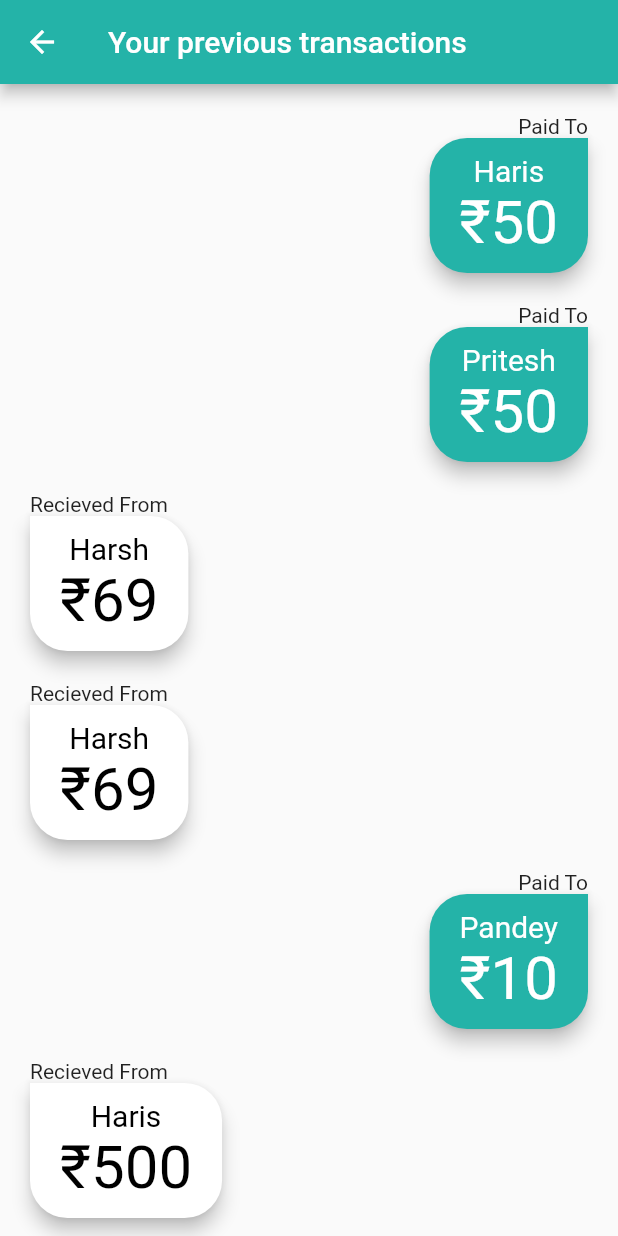
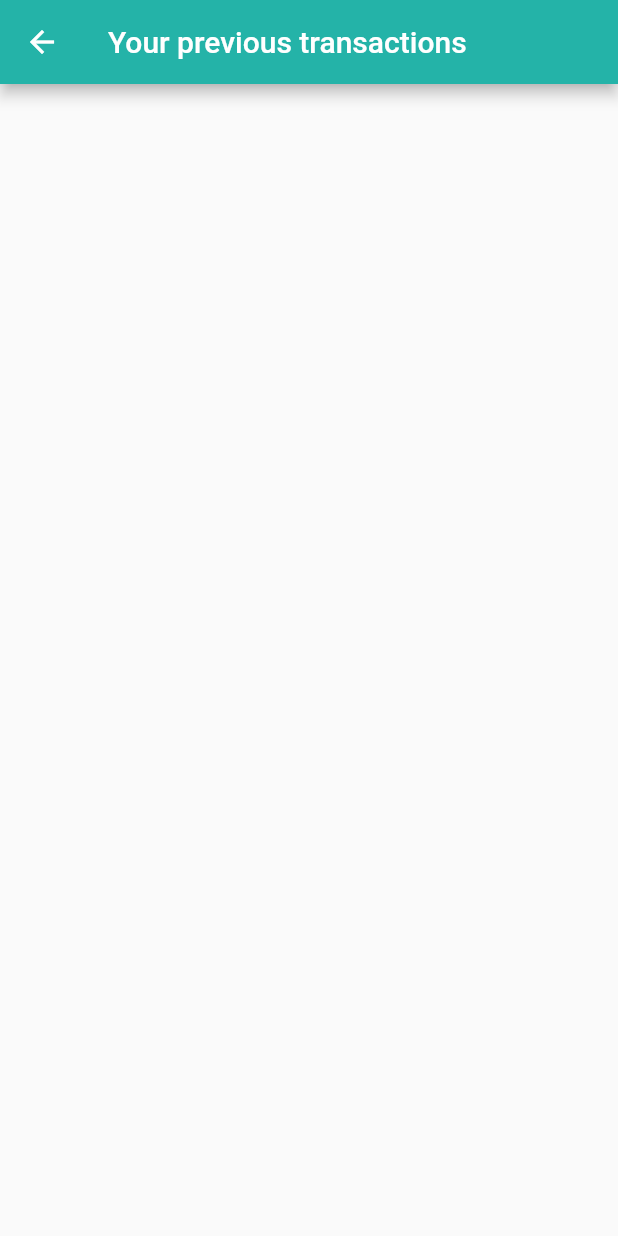
Before and after one commit to Haris90400/U-Pay, a Flutter app: the transctionHistory screen opened directly, on a phone screen of 412 x 824 dp. Run offline on Flutter 3.47's test engine with Material 2 defaults, Android fonts, the phone set to English and light mode, and no system bars; our stand-ins replace animated_text_kit, carousel_slider, cloud_firestore, firebase_auth, firebase_core, shared_preferences; accounts and stored records are empty.

Commit message:
updated check_balance.dart

```diff
--- a/lib/screens/transaction_history.dart
+++ b/lib/screens/transaction_history.dart
@@ -12,17 +12,7 @@ class transctionHistory extends StatelessWidget {
         ),
         body: ListView(
           padding: EdgeInsets.symmetric(horizontal: 10.0, vertical: 10.0),
-          children: [
-            sendMessageBubble(
-              reciever: 'Haris',
-              Amount: '50',
-            ),
-            sendMessageBubble(reciever: 'Pritesh', Amount: '50'),
-            recieverMessageBubble(sender: 'Harsh', Amount: '69'),
-            recieverMessageBubble(sender: 'Harsh', Amount: '69'),
-            sendMessageBubble(reciever: 'Pandey', Amount: '10'),
-            recieverMessageBubble(sender: 'Haris', Amount: '500'),
-          ],
+          children: [],
         ));
   }
 }
```
Also changed, not shown: 1 other file.
